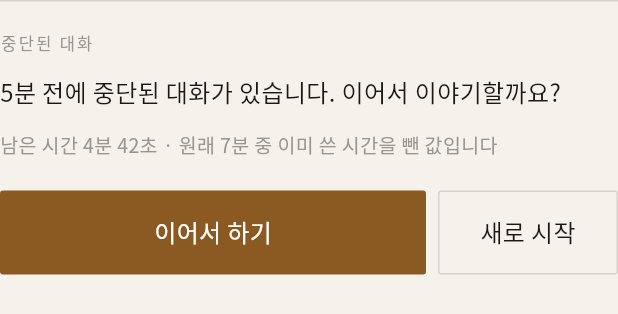
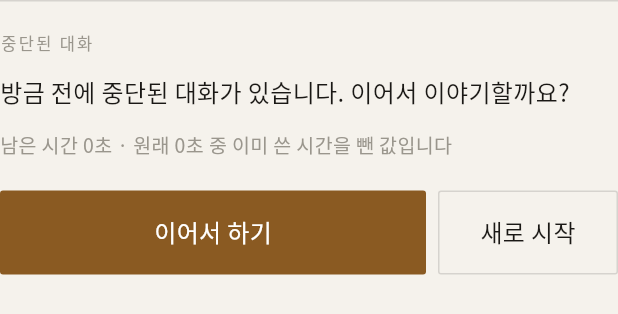
Before and after one commit to hackathon-yaho/emotion, a Flutter app: the _ResumeBlock widget shown alone on an empty page, opened directly with empty values, on a phone screen of 412 x 824 dp. Shown: the top 314 px of the screen. Run offline on Flutter 3.47's test engine with Material 3 defaults, Android fonts, the phone set to English and light mode, and no system bars; our stand-ins replace audioplayers, dio, flutter_riverpod, flutter_secure_storage, go_router, google_fonts and 1 more; missing offline and left inert: record; accounts and stored records are empty.

Commit message:
fix(app): 화면에 박혀 있던 시안 숫자를 전부 서버 값으로
홈 이어하기 카드가 언제 중단했든 "5분 전에 중단된 대화", "남은 시간 4분
42초 · 원래 7분 중"이라고 말했다. 대화 화면의 이어하기 링도 늘 "남은 시간
4분 42초"였고, 기록 상세는 이어하기한 세션에도 "7분에 자동으로
마무리됐습니다"라고 적었다. 전부 시안에서 옮겨온 상수다.

- `SessionClock.spell(sec)`·`ago(moment)` — 시간을 적는 단 한 곳
- `OpenSession.stoppedAt`(`startedAt + usedSec`)·`totalSec`(쓴 + 남은)
- 하드컷 길이를 앱에 두지 않는다 (§2-4) — 이어하기 세션은 7분이 아니다
- 요약·기록 상세의 `N분 N초`도 같은 함수로 모았다

`EviService`의 진단 계수기를 `start()`마다 0으로 돌린다. 서비스가 앱
수명 내내 사는 한 개짜리라(`eviServiceProvider`), 안 지우면 두 번째 대화
화면에 첫 대화의 턴 수가 얹혀 보인다 — 새 대화의 초기화 범위를 확인해
달라는 요청에서 나왔다.

검증: 테스트 105건 통과(시간 표기 8건 신규). 샘플 데이터에 임시로 중단된
세션을 넣고 헤드리스로 찍어 `38분 전에 중단된 대화 · 남은 시간 3분 25초 ·
원래 5분 중`이 데이터대로 나오는 것을 확인한 뒤 되돌렸다.

Co-Authored-By: Claude Opus 5 <noreply@anthropic.com>

```diff
--- a/app/lib/core/models/session_models.dart
+++ b/app/lib/core/models/session_models.dart
@@ -197,6 +197,15 @@ class OpenSession {
   /// 이 시각을 넘기면 스케줄러가 자동 종료한다 (중단 후 30분).
   final DateTime resumableUntil;
 
+  /// 대화를 멈춘 시각 — 시작 시각 + 실제로 쓴 시간.
+  ///
+  /// 서버가 "중단 시각"을 따로 주지 않으므로 준 값으로 만든다. 이어하기
+  /// 카드의 "N분 전"이 이 값이다.
+  DateTime get stoppedAt => startedAt.add(Duration(seconds: usedSec));
+
+  /// 이 세션에 원래 주어졌던 시간(`hardCutSec`). 쓴 시간 + 남은 시간이다.
+  int get totalSec => usedSec + remainingSec;
+
   bool get isResumable =>
       remainingSec > 0 && DateTime.now().isBefore(resumableUntil);
 
--- a/app/lib/core/session/session_clock.dart
+++ b/app/lib/core/session/session_clock.dart
@@ -30,4 +30,30 @@ abstract final class SessionClock {
 
   /// 사용자가 "대화 마치기"를 눌렀을 때.
   static const reasonUserEnd = 'user_end';
+
+  /// 초를 사람 말로. `282` → `4분 42초`.
+  ///
+  /// **화면에 시간을 적을 때는 반드시 이걸 쓴다.** 시안에서 옮겨온 "4분 42초"가
+  /// 상수로 박힌 채 배포돼 있었다 (2026-09-07) — 남은 시간이 얼마든 늘 같은
+  /// 숫자가 보였다.
+  static String spell(int seconds) {
+    final sec = seconds < 0 ? 0 : seconds;
+    if (sec < 60) return '$sec초';
+    final m = sec ~/ 60, s = sec % 60;
+    if (m < 60) return s == 0 ? '$m분' : '$m분 $s초';
+    final h = m ~/ 60, mm = m % 60;
+    return mm == 0 ? '$h시간' : '$h시간 $mm분';
+  }
+
+  /// "얼마 전"인지. `'방금 전'` · `'5분 전'` · `'2시간 전'` · `'3일 전'`.
+  ///
+  /// 기기 시계가 서버보다 빠르면 음수가 나온다 — 그때도 `방금 전`이다.
+  /// **미래 시각을 "-3분 전"으로 쓰지 않는다.**
+  static String ago(DateTime moment, {DateTime? now}) {
+    final d = (now ?? DateTime.now()).difference(moment);
+    if (d.inSeconds < 60) return '방금 전';
+    if (d.inMinutes < 60) return '${d.inMinutes}분 전';
+    if (d.inHours < 24) return '${d.inHours}시간 전';
+    return '${d.inDays}일 전';
+  }
 }
--- a/app/lib/features/home/home_screen.dart
+++ b/app/lib/features/home/home_screen.dart
@@ -3,6 +3,8 @@ import 'package:flutter_riverpod/flutter_riverpod.dart';
 import 'package:go_router/go_router.dart';
 
 import '../../core/models/observation_models.dart';
+import '../../core/models/session_models.dart';
+import '../../core/session/session_clock.dart';
 import '../../core/providers.dart';
 import '../../core/router/routes.dart';
 import '../../core/theme/app_theme.dart';
@@ -122,7 +124,8 @@ class HomeScreen extends ConsumerWidget {
             ),
           ),
 
-          if (resumable || resumeExpired) _ResumeBlock(expired: resumeExpired),
+          if (resumable || resumeExpired)
+            _ResumeBlock(open: open, expired: resumeExpired),
 
           if (!resumable) ...[
             OutlineAction(
@@ -251,7 +254,12 @@ class _PastRow extends StatelessWidget {
 /// **남은 시간을 화면이 직접 말한다** — 이어하기로 새 7분을 주면 세션당 원가
 /// 상한 $0.49가 뚫린다(NFR-06).
 class _ResumeBlock extends StatelessWidget {
-  const _ResumeBlock({required this.expired});
+  const _ResumeBlock({required this.open, required this.expired});
+
+  /// **서버가 준 값만 쓴다.** 여기 있던 "5분 전"·"남은 시간 4분 42초"·"원래
+  /// 7분"은 시안에서 옮겨온 상수였고, 언제 중단했든 늘 같은 숫자가 보였다
+  /// (2026-09-07). 하드컷도 서버가 정하므로 앱에 7분을 박지 않는다 (§2-4).
+  final OpenSession open;
 
   final bool expired;
 
@@ -270,7 +278,8 @@ class _ResumeBlock extends StatelessWidget {
           Text(
             expired
                 ? '이어갈 수 있는 시간이 지났습니다. 새 대화로 시작합니다.'
-                : '5분 전에 중단된 대화가 있습니다. 이어서 이야기할까요?',
+                : '${SessionClock.ago(open.stoppedAt)}에 중단된 대화가 있습니다.'
+                    ' 이어서 이야기할까요?',
             style: AppType.sans(
               size: AppType.bodySize,
               color: expired ? t.muted : t.paper,
@@ -280,7 +289,9 @@ class _ResumeBlock extends StatelessWidget {
           if (!expired) ...[
             const SizedBox(height: Space.md),
             Text(
-              '남은 시간 4분 42초 · 원래 7분 중 이미 쓴 시간을 뺀 값입니다',
+              '남은 시간 ${SessionClock.spell(open.remainingSec)}'
+              ' · 원래 ${SessionClock.spell(open.totalSec)} 중'
+              ' 이미 쓴 시간을 뺀 값입니다',
               style: AppType.sans(
                 size: AppType.captionSize,
                 color: t.faint,
--- a/app/lib/features/records/record_detail_screen.dart
+++ b/app/lib/features/records/record_detail_screen.dart
@@ -4,6 +4,7 @@ import 'package:go_router/go_router.dart';
 
 import '../../core/models/record_models.dart';
 import '../../core/providers.dart';
+import '../../core/session/session_clock.dart';
 import '../../core/theme/app_theme.dart';
 import '../../core/theme/tokens.dart';
 import '../../core/theme/typography.dart';
@@ -45,8 +46,7 @@ class RecordDetailScreen extends ConsumerWidget {
   Widget _content(BuildContext context, WidgetRef ref, SessionDetail d) {
     final t = context.tokens;
     final at = d.startedAt;
-    final minutes = d.durationSec ~/ 60;
-    final seconds = d.durationSec % 60;
+
 
     return Column(
       crossAxisAlignment: CrossAxisAlignment.start,
@@ -89,7 +89,7 @@ class RecordDetailScreen extends ConsumerWidget {
                     '${at.month}월 ${at.day}일 · '
                     '${at.hour.toString().padLeft(2, '0')}:'
                     '${at.minute.toString().padLeft(2, '0')} · '
-                    '$minutes분 $seconds초',
+                    '${SessionClock.spell(d.durationSec)}',
                   ),
                   const SizedBox(height: Space.md + 2),
                   if (d.summary != null)
@@ -103,8 +103,12 @@ class RecordDetailScreen extends ConsumerWidget {
                   if (d.endReason == 'hard_cut' || d.endReason == 'timeout') ...[
                     const SizedBox(height: Space.md),
                     Text(
+                      // **"7분"을 박지 않는다.** 하드컷 길이는 서버가 정하고
+                      // (§2-4 `hardCutSec`), 이어하기한 세션은 7분이 아니다.
+                      // 이 세션이 실제로 흐른 시간을 적는다.
                       d.endReason == 'hard_cut'
-                          ? '7분에 자동으로 마무리됐습니다'
+                          ? '${SessionClock.spell(d.durationSec)}에 자동으로'
+                              ' 마무리됐습니다'
                           : '연결이 끊겨 정리됐습니다',
                       style: AppType.sans(
                         size: AppType.captionSize,
```
Also changed, not shown: app/lib/core/voice/evi_service.dart (+8 -0 lines), app/lib/features/conversation/conversation_screen.dart (+12 -2 lines), app/lib/features/conversation/summary_screen.dart (+5 -3 lines), 4 other files.
